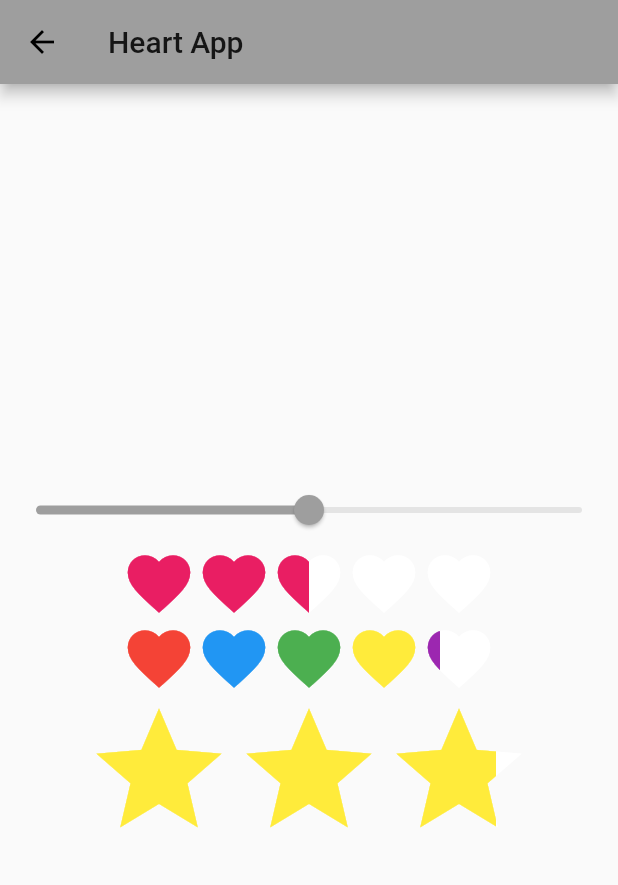
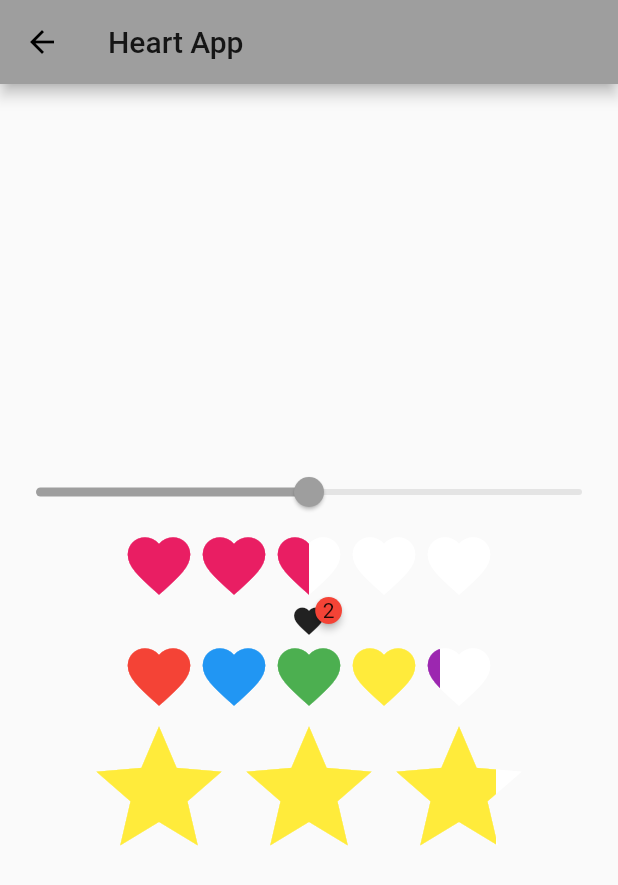
Before and after one commit to linnefromice/flutter_heart_app_01, a Flutter app: the OriginalRatingScreen screen opened by its route, on a phone screen of 412 x 824 dp. Shown: the top 885 px of the screen. Run offline on Flutter 3.47's test engine with Material 2 defaults, Android fonts, the phone set to English and light mode, and no system bars; drawn by our look-alikes of badges; our stand-ins replace flutter_rating_bar.

Commit message:
apply badges

```diff
--- a/lib/screens/original_rating_screen.dart
+++ b/lib/screens/original_rating_screen.dart
@@ -1,6 +1,7 @@
 import 'dart:math';
 
 import 'package:flutter/material.dart';
+import 'package:badges/badges.dart';
 
 class OriginalRatingScreen extends StatefulWidget {
   @override
@@ -42,6 +43,12 @@ class _State extends State<OriginalRatingScreen> {
                   RatedHeart(rate: min(1, max(0, _currentSliderValue - 3)), color: Colors.pink),
                   RatedHeart(rate: min(1, max(0, _currentSliderValue - 4)), color: Colors.pink),
                 ],
+              ),
+              Center(
+                child: Badge(
+                  badgeContent: Text(_currentSliderValue.toInt().toString()),
+                  child: Icon(Icons.favorite),
+                ),
               ),
               Row(
                 mainAxisAlignment: MainAxisAlignment.center,
```
